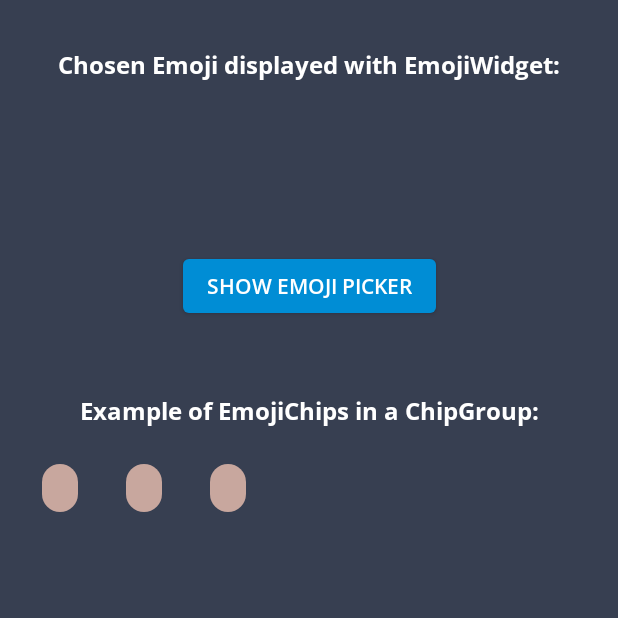
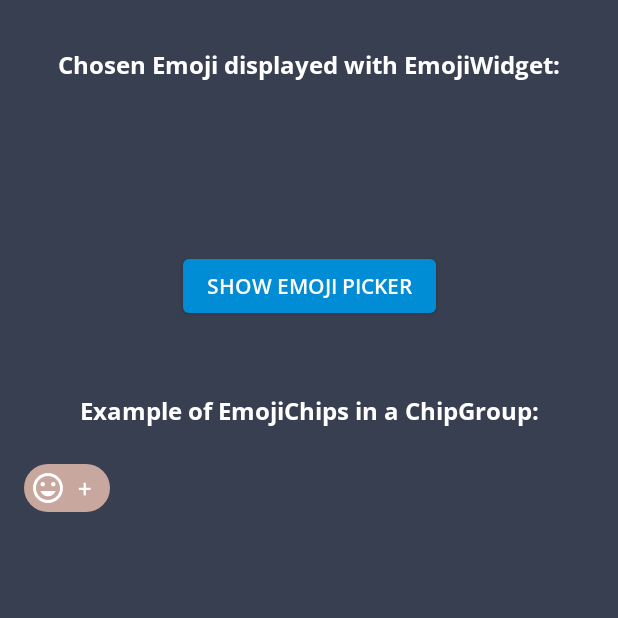
Before and after one commit to chRyNaN/emoji, an Android app: the screen it shows after launch (MainActivity), on a phone screen of 412 x 824 dp, the top half of it. Run offline under Robolectric (Android 15) with nearby library versions, the phone set to English and light mode, and no system bars; libraries missing offline, so code that uses them is left out: com.squareup.sqldelight; 1 statement that could not run was skipped.

Commit message:
Created EmojiChipGroup

```diff
--- a/emoji-presentation-android/src/main/java/com.chrynan.emoji.presentation.android/adapter/EmojiGridListItemAdapter.kt
+++ b/emoji-presentation-android/src/main/java/com.chrynan.emoji.presentation.android/adapter/EmojiGridListItemAdapter.kt
@@ -22,7 +22,7 @@ class EmojiGridListItemAdapter(private val listener: EmojiListItemSelectedListen
 
     override fun View.onBindItem(item: EmojiViewModel, position: Int) {
         findViewById<EmojiWidget>(R.id.adapterEmojiWidget).apply {
-            emojiViewModel = item
+            viewModel = item
 
             setOnClickListener { listener.onEmojiListItemSelected(item) }
         }
--- /dev/null
+++ b/emoji-presentation-android/src/main/java/com.chrynan.emoji.presentation.android/widget/EmojiChipGroup.kt
@@ -0,0 +1,184 @@
+@file:Suppress("MemberVisibilityCanBePrivate", "unused")
+
+package com.chrynan.emoji.presentation.android.widget
+
+import android.content.Context
+import android.content.res.Resources
+import android.graphics.drawable.Drawable
+import android.util.AttributeSet
+import androidx.core.content.res.ResourcesCompat
+import com.chrynan.emoji.presentation.android.R
+import com.chrynan.emoji.presentation.android.util.childViews
+import com.chrynan.emoji.presentation.android.util.replace
+import com.chrynan.emoji.presentation.core.listener.EmojiChipGroupListener
+import com.chrynan.emoji.presentation.core.viewmodel.EmojiChipGroupViewModel
+import com.chrynan.emoji.presentation.core.viewmodel.EmojiChipViewModel
+import com.google.android.material.chip.Chip
+import com.google.android.material.chip.ChipGroup
+
+/**
+ * A custom [ChipGroup] that displays [EmojiChip]s with a [Chip] to add more emojis.
+ */
+class EmojiChipGroup @JvmOverloads constructor(
+    context: Context,
+    attrs: AttributeSet? = null,
+    defStyleAttr: Int = R.style.EmojiChipGroup
+) : ChipGroup(context, attrs, defStyleAttr) {
+
+    val emojiChips: List<EmojiChip>
+        get() = childViews.filterIsInstance<EmojiChip>()
+
+    var viewModel: EmojiChipGroupViewModel? = null
+        set(value) {
+            field = value
+
+            updateEmojiChipViews(value?.chips ?: emptySet())
+        }
+
+    var listener: EmojiChipGroupListener? = null
+
+    var emojiChipCreator: (context: Context, viewModel: EmojiChipViewModel) -> EmojiChip =
+        defaultEmojiChipCreator
+
+    var addEmojiChipCreator: (context: Context) -> Chip = defaultAddEmojiChipCreator
+
+    var emojiCountCalculator: (item: EmojiChipViewModel, otherItem: EmojiChipViewModel) -> Long? =
+        defaultEmojiCountCalculator
+
+    init {
+        // This is needed so we always show the "add more" chip
+        viewModel = null
+    }
+
+    fun addEmojiChip(chip: EmojiChipViewModel) = addEmojiChips(chips = setOf(chip))
+
+    fun addEmojiChips(chips: Set<EmojiChipViewModel>) {
+        val newChips = viewModel?.chips.replace(
+            other = chips,
+            matches = { item, otherItem -> item.emojiViewModel == otherItem.emojiViewModel },
+            replaces = { item, otherItem ->
+                val updatedCount = emojiCountCalculator.invoke(item, otherItem)
+                otherItem.copy(count = updatedCount)
+            })
+            .toSet()
+
+        viewModel = viewModel?.copy(chips = newChips) ?: EmojiChipGroupViewModel(chips = newChips)
+    }
+
+    fun removeEmojiChip(chip: EmojiChipViewModel) = removeEmojiChips(chips = setOf(chip))
+
+    fun removeEmojiChips(chips: Set<EmojiChipViewModel>) {
+        viewModel = viewModel?.copy(chips = (viewModel?.chips ?: emptySet()) - chips)
+    }
+
+    private fun updateEmojiChipViews(chipViewModels: Set<EmojiChipViewModel>) {
+        removeAllViews()
+
+        chipViewModels.map { emojiChipCreator.invoke(context, it) }
+            .forEach { chip ->
+                addView(chip)
+                chip.setOnClickListener {
+                    chip.viewModel?.let { handleEmojiChipClick(it) }
+                }
+            }
+
+        val addEmojiChip = addEmojiChipCreator.invoke(context).apply {
+            setOnClickListener { listener?.onAddEmojiSelected() }
+        }
+
+        addView(addEmojiChip)
+    }
+
+    private fun handleEmojiChipClick(viewModel: EmojiChipViewModel) {
+        val isSelecting = !viewModel.isSelected
+        val oldCount = viewModel.count
+        val newCount = when {
+            oldCount == null -> null
+            !isSelecting -> oldCount - 1
+            isSelecting -> oldCount + 1
+            else -> null
+        }
+        val updatedViewModel =
+            viewModel.copy(isSelected = isSelecting, count = newCount)
+
+        if ((newCount ?: 0) <= 0 && !isSelecting) {
+            // The View Model was selected before the click, which means unselected now,
+            // and there was only one selection before, so we remove it and update the model
+            removeEmojiChip(viewModel)
+        } else {
+            // We update the current chip with the new chip values. This should work since
+            // the EmojiChipViewModel overrides the equals and only considers the Emoji for
+            // whether View Models are equal.
+            addEmojiChip(updatedViewModel)
+        }
+
+        listener?.onChipSelected(updatedViewModel)
+    }
+}
+
+/**
+ * A convenience function to create an [EmojiChipGroup] with the provided [viewModel]
+ * and [listener].
+ */
+@Suppress("FunctionName")
+fun EmojiChipGroup(
+    viewModel: EmojiChipGroupViewModel,
+    listener: EmojiChipGroupListener,
+    emojiChipCreator: (context: Context, viewModel: EmojiChipViewModel) -> EmojiChip = defaultEmojiChipCreator,
+    context: Context,
+    attrs: AttributeSet? = null,
+    defStyleAttr: Int = R.style.EmojiChipGroup,
+    addEmojiChipCreator: (context: Context) -> Chip = defaultAddEmojiChipCreator,
+    emojiCountCalculator: (item: EmojiChipViewModel, otherItem: EmojiChipViewModel) -> Long? = defaultEmojiCountCalculator
+): EmojiChipGroup {
+    val group = EmojiChipGroup(context, attrs, defStyleAttr)
+    group.listener = listener
+    group.viewModel = viewModel
+    group.emojiChipCreator = emojiChipCreator
+    group.addEmojiChipCreator = addEmojiChipCreator
+    group.emojiCountCalculator = emojiCountCalculator
+    return group
+}
+
+private val defaultEmojiChipCreator: (context: Context, viewModel: EmojiChipViewModel) -> EmojiChip =
+    { context, viewModel ->
+        EmojiChip(
+            context = context,
+            viewModel = viewModel,
+            defStyleAttr = R.style.EmojiChipChoiceStyle
+        )
+    }
+
+private val defaultAddEmojiDrawableFetcher: (context: Context, resources: Resources) -> Drawable? =
+    { _, resources ->
+        ResourcesCompat.getDrawable(
+            resources,
+            R.drawable.ic_default_emoji_24,
+            null
+        )
+    }
+
+private val defaultAddEmojiChipCreator: (context: Context) -> Chip =
+    { context ->
+        Chip(context, null, R.style.Widget_MaterialComponents_Chip_Action).apply {
+            chipIcon = defaultAddEmojiDrawableFetcher.invoke(context, resources)
+            text = "+"
+            setTextAppearance(R.style.TextAppearance_MaterialComponents_Subtitle1)
+        }
+    }
+
+private val defaultEmojiCountCalculator: (item: EmojiChipViewModel, otherItem: EmojiChipViewModel) -> Long? =
+    { item, otherItem ->
+        val itemCount = item.count
+        val otherItemCount = otherItem.count
+
+        when {
+            itemCount == null && otherItemCount == null -> null
+            itemCount == null && otherItemCount != null -> otherItemCount
+            itemCount != null && otherItemCount == null -> null
+            itemCount != null && itemCount == otherItemCount && item.isSelected && !otherItem.isSelected -> itemCount - 1
+            itemCount != null && itemCount == otherItemCount && !item.isSelected && otherItem.isSelected -> itemCount + 1
+            otherItemCount != null -> otherItemCount
+            else -> null
+        }
+    }
--- /dev/null
+++ b/emoji-presentation-android/src/main/res/color/bg_emoji_chip_choice.xml
@@ -0,0 +1,11 @@
+<?xml version="1.0" encoding="utf-8"?>
+<selector xmlns:android="http://schemas.android.com/apk/res/android">
+
+    <item android:color="?attr/emojiChipChoiceBackgroundSelectedColor" android:state_enabled="true" android:state_selected="true" />
+    <item android:color="?attr/emojiChipChoiceBackgroundSelectedColor" android:state_enabled="true" android:state_checked="true" />
+    <item android:color="?attr/emojiChipChoiceBackgroundSelectedColor" android:state_enabled="true" android:state_activated="true" />
+    <item android:color="?attr/emojiChipChoiceBackgroundSelectedColor" android:state_enabled="true" android:state_active="true" />
+
+    <item android:color="?attr/emojiChipChoiceBackgroundUnselectedColor" />
+
+</selector>
--- /dev/null
+++ b/emoji-presentation-android/src/main/res/color/bg_emoji_chip_choice_ripple.xml
@@ -0,0 +1,10 @@
+<?xml version="1.0" encoding="utf-8"?>
+<selector xmlns:android="http://schemas.android.com/apk/res/android">
+
+    <item android:alpha="?attr/emojiChipChoiceRippleSelectedAlpha" android:color="?attr/emojiChipChoiceRippleSelectedColor" android:state_pressed="true" />
+    <item android:alpha="?attr/emojiChipChoiceRippleFocusedAlpha" android:color="?attr/emojiChipChoiceRippleFocusedColor" android:state_focused="true" android:state_hovered="true" />
+    <item android:alpha="?attr/emojiChipChoiceRippleFocusedAlpha" android:color="?attr/emojiChipChoiceRippleFocusedColor" android:state_focused="true" />
+    <item android:alpha="?attr/emojiChipChoiceRippleHoverAlpha" android:color="?attr/emojiChipChoiceRippleHoverColor" android:state_hovered="true" />
+    <item android:alpha="?attr/emojiChipChoiceRippleUnselectedAlpha" android:color="?attr/emojiChipChoiceRippleUnselectedColor" />
+
+</selector>
--- /dev/null
+++ b/emoji-presentation-android/src/main/res/drawable/ic_default_emoji_24.xml
@@ -0,0 +1,12 @@
+<vector xmlns:android="http://schemas.android.com/apk/res/android"
+        android:width="24dp"
+        android:height="24dp"
+        android:viewportWidth="24"
+        android:viewportHeight="24"
+        android:tint="?attr/emojiChipGroupDefaultAddEmojiTintColor">
+
+    <path
+            android:fillColor="@android:color/white"
+            android:pathData="M11.99,2C6.47,2 2,6.48 2,12s4.47,10 9.99,10C17.52,22 22,17.52 22,12S17.52,2 11.99,2zM12,20c-4.42,0 -8,-3.58 -8,-8s3.58,-8 8,-8 8,3.58 8,8 -3.58,8 -8,8zM15.5,11c0.83,0 1.5,-0.67 1.5,-1.5S16.33,8 15.5,8 14,8.67 14,9.5s0.67,1.5 1.5,1.5zM8.5,11c0.83,0 1.5,-0.67 1.5,-1.5S9.33,8 8.5,8 7,8.67 7,9.5 7.67,11 8.5,11zM12,17.5c2.33,0 4.31,-1.46 5.11,-3.5L6.89,14c0.8,2.04 2.78,3.5 5.11,3.5z" />
+
+</vector>
--- a/emoji-presentation-android/src/main/res/values/styles.xml
+++ b/emoji-presentation-android/src/main/res/values/styles.xml
@@ -1,5 +1,9 @@
 <?xml version="1.0" encoding="utf-8"?>
 <resources>
+
+    <style name="EmojiChipGroup" parent="Widget.MaterialComponents.ChipGroup">
+        <item name="emojiChipGroupDefaultAddEmojiTintColor">?attr/colorControlNormal</item>
+    </style>
 
     <style name="EmojiBottomSheetStyle" parent="Theme.MaterialComponents.BottomSheetDialog">
         <item name="emojiPickerItemContainerPaddingTop">12dp</item>
@@ -97,4 +101,19 @@
         <item name="colorAccent">?attr/colorControlHighlight</item>
     </style>
 
+    <style name="EmojiChipChoiceStyle" parent="Widget.MaterialComponents.Chip.Choice">
+        <item name="emojiChipChoiceBackgroundSelectedColor">?attr/colorPrimary</item>
+        <item name="emojiChipChoiceBackgroundUnselectedColor">?attr/colorOnSurface</item>
+        <item name="emojiChipChoiceRippleSelectedColor">?attr/colorOnSurface</item>
+        <item name="emojiChipChoiceRippleFocusedColor">?attr/colorOnSurface</item>
+        <item name="emojiChipChoiceRippleHoverColor">?attr/colorOnSurface</item>
+        <item name="emojiChipChoiceRippleUnselectedColor">?attr/colorOnSurface</item>
+        <item name="emojiChipChoiceRippleSelectedAlpha">0.12</item>
+        <item name="emojiChipChoiceRippleFocusedAlpha">0.12</item>
+        <item name="emojiChipChoiceRippleHoverAlpha">0.04</item>
+        <item name="emojiChipChoiceRippleUnselectedAlpha">0.00</item>
+        <item name="chipBackgroundColor">@color/bg_emoji_chip_choice</item>
+        <item name="rippleColor">@color/bg_emoji_chip_choice_ripple</item>
+    </style>
+
 </resources>
--- /dev/null
+++ b/emoji-presentation-core/src/commonMain/kotlin/com.chrynan.emoji.presentation.core/listener/EmojiChipGroupListener.kt
@@ -0,0 +1,10 @@
+package com.chrynan.emoji.presentation.core.listener
+
+import com.chrynan.emoji.presentation.core.viewmodel.EmojiChipViewModel
+
+interface EmojiChipGroupListener {
+
+    fun onChipSelected(emojiChipViewModel: EmojiChipViewModel)
+
+    fun onAddEmojiSelected()
+}
--- a/emoji-sample-android/src/main/java/com.chrynan.emoji.sample.android/MainActivity.kt
+++ b/emoji-sample-android/src/main/java/com.chrynan.emoji.sample.android/MainActivity.kt
@@ -3,9 +3,7 @@ package com.chrynan.emoji.sample.android
 import android.os.Bundle
 import android.widget.Button
 import androidx.appcompat.app.AppCompatActivity
-import com.chrynan.dispatchers.dispatchers
 import com.chrynan.emoji.presentation.android.util.showEmojiPicker
-import com.chrynan.emoji.presentation.android.widget.EmojiChip
 import com.chrynan.emoji.presentation.android.widget.EmojiWidget
 import com.chrynan.emoji.presentation.core.listener.EmojiListItemSelectedListener
 import com.chrynan.emoji.presentation.core.viewmodel.EmojiViewModel
@@ -13,11 +11,9 @@ import com.chrynan.emoji.repo.sqlite.EmojiDatabase
 import com.chrynan.emoji.repo.sqlite.SqliteEmojiRepository
 import com.chrynan.sample.R
 import com.squareup.sqldelight.android.AndroidSqliteDriver
-import kotlinx.coroutines.GlobalScope
-import kotlinx.coroutines.launch
-import kotlinx.coroutines.withContext
-import com.chrynan.emoji.presentation.core.viewmodel.toViewModel
-import com.chrynan.emoji.core.getByNameOrNull
+import com.chrynan.emoji.presentation.android.widget.EmojiChipGroup
+import com.chrynan.emoji.presentation.core.listener.EmojiChipGroupListener
+import com.chrynan.emoji.presentation.core.viewmodel.EmojiChipGroupViewModel
 import com.chrynan.emoji.presentation.core.viewmodel.EmojiChipViewModel
 
 class MainActivity : AppCompatActivity(),
@@ -38,44 +34,30 @@ class MainActivity : AppCompatActivity(),
             supportFragmentManager.showEmojiPicker(repository = repository)
         }
 
-        setupChips()
+        val emojiChipGroup = findViewById<EmojiChipGroup>(R.id.emojiDialogChipGroup)
+
+        emojiChipGroup?.listener = object : EmojiChipGroupListener {
+
+            override fun onChipSelected(emojiChipViewModel: EmojiChipViewModel) {
+
+            }
+
+            override fun onAddEmojiSelected() {
+                supportFragmentManager.showEmojiPicker(
+                    repository = repository,
+                    emojiListItemSelectedListener = { emoji ->
+                        emojiChipGroup?.addEmojiChip(
+                            EmojiChipViewModel(
+                                emojiViewModel = emoji,
+                                isSelected = true
+                            )
+                        )
+                    })
+            }
+        }
     }
 
     override fun onEmojiListItemSelected(item: EmojiViewModel) {
-        emojiWidget.emojiViewModel = item
-    }
-
-    private fun setupChips() {
-        val emojiChipOne = findViewById<EmojiChip>(R.id.emojiDialogChipOne)
-        val emojiChipTwo = findViewById<EmojiChip>(R.id.emojiDialogChipTwo)
-        val emojiChipThree = findViewById<EmojiChip>(R.id.emojiDialogChipThree)
-
-        GlobalScope.launch {
-            val emojiOne =
-                withContext(dispatchers.io) { repository.getByNameOrNull("grinning face with smiling eyes") }
-            val emojiTwo =
-                withContext(dispatchers.io) { repository.getByNameOrNull("rolling on the floor laughing") }
-            val emojiThree =
-                withContext(dispatchers.io) { repository.getByNameOrNull("face with tears of joy") }
-
-            withContext(dispatchers.main) {
-                emojiOne?.let {
-                    emojiChipOne.emojiChipViewModel =
-                        EmojiChipViewModel(emojiViewModel = it.toViewModel())
-                }
-                emojiTwo?.let {
-                    emojiChipTwo.emojiChipViewModel = EmojiChipViewModel(
-                        emojiViewModel = it.toViewModel(),
-                        count = 2
-                    )
-                }
-                emojiThree?.let {
-                    emojiChipThree.emojiChipViewModel = EmojiChipViewModel(
-                        emojiViewModel = it.toViewModel(),
-                        count = 3
-                    )
-                }
-            }
-        }
+        emojiWidget.viewModel = item
     }
 }
--- a/emoji-sample-android/src/main/res/layout/activity_main.xml
+++ b/emoji-sample-android/src/main/res/layout/activity_main.xml
@@ -53,36 +53,23 @@
                 app:layout_constraintEnd_toEndOf="parent"
                 app:layout_constraintTop_toBottomOf="@+id/emojiDialogButton" />
 
-        <com.google.android.material.chip.ChipGroup
-                android:id="@+id/emojiDialogChipGroup"
+        <HorizontalScrollView
+                android:id="@+id/emojiDialogHorizontalScrollView"
                 android:layout_width="0dp"
                 android:layout_height="wrap_content"
                 android:layout_marginTop="16dp"
                 app:layout_constraintStart_toStartOf="parent"
                 app:layout_constraintEnd_toEndOf="parent"
-                app:layout_constraintTop_toBottomOf="@+id/emojiDialogChipTitleTextView"
-                app:singleLine="true"
-                app:singleSelection="false">
+                app:layout_constraintTop_toBottomOf="@+id/emojiDialogChipTitleTextView">
 
-            <com.chrynan.emoji.presentation.android.widget.EmojiChip
-                    style="@style/Widget.MaterialComponents.Chip.Choice"
-                    android:id="@+id/emojiDialogChipOne"
-                    android:layout_width="wrap_content"
-                    android:layout_height="wrap_content" />
+            <com.chrynan.emoji.presentation.android.widget.EmojiChipGroup
+                    android:id="@+id/emojiDialogChipGroup"
+                    android:layout_width="match_parent"
+                    android:layout_height="wrap_content"
+                    app:singleLine="true"
+                    app:singleSelection="false" />
 
-            <com.chrynan.emoji.presentation.android.widget.EmojiChip
-                    style="@style/Widget.MaterialComponents.Chip.Choice"
-                    android:id="@+id/emojiDialogChipTwo"
-                    android:layout_width="wrap_content"
-                    android:layout_height="wrap_content" />
-
-            <com.chrynan.emoji.presentation.android.widget.EmojiChip
-                    style="@style/Widget.MaterialComponents.Chip.Choice"
-                    android:id="@+id/emojiDialogChipThree"
-                    android:layout_width="wrap_content"
-                    android:layout_height="wrap_content" />
-
-        </com.google.android.material.chip.ChipGroup>
+        </HorizontalScrollView>
 
     </androidx.constraintlayout.widget.ConstraintLayout>
 
```
Also changed, not shown: emoji-core/src/commonMain/kotlin/com.chrynan.emoji.core/EmojiUtils.kt (+14 -0 lines), emoji-presentation-android/src/main/java/com.chrynan.emoji.presentation.android/adapter/EmojiCategoryListItemAdapter.kt (+3 -4 lines), emoji-presentation-android/src/main/java/com.chrynan.emoji.presentation.android/util/AndroidViewUtils.kt (added, +19 -0 lines), emoji-presentation-android/src/main/java/com.chrynan.emoji.presentation.android/util/CollectionUtils.kt (added, +32 -0 lines), emoji-presentation-android/src/main/java/com.chrynan.emoji.presentation.android/widget/EmojiChip.kt (+14 -9 lines), emoji-presentation-android/src/main/java/com.chrynan.emoji.presentation.android/widget/EmojiWidget.kt (+9 -9 lines), emoji-presentation-android/src/main/res/values/atts.xml (+13 -0 lines), emoji-presentation-core/src/commonMain/kotlin/com.chrynan.emoji.presentation.core/viewmodel/EmojiChipGroupViewModel.kt (added, +9 -0 lines), emoji-presentation-core/src/commonMain/kotlin/com.chrynan.emoji.presentation.core/viewmodel/EmojiChipViewModel.kt (+12 -1 lines).
